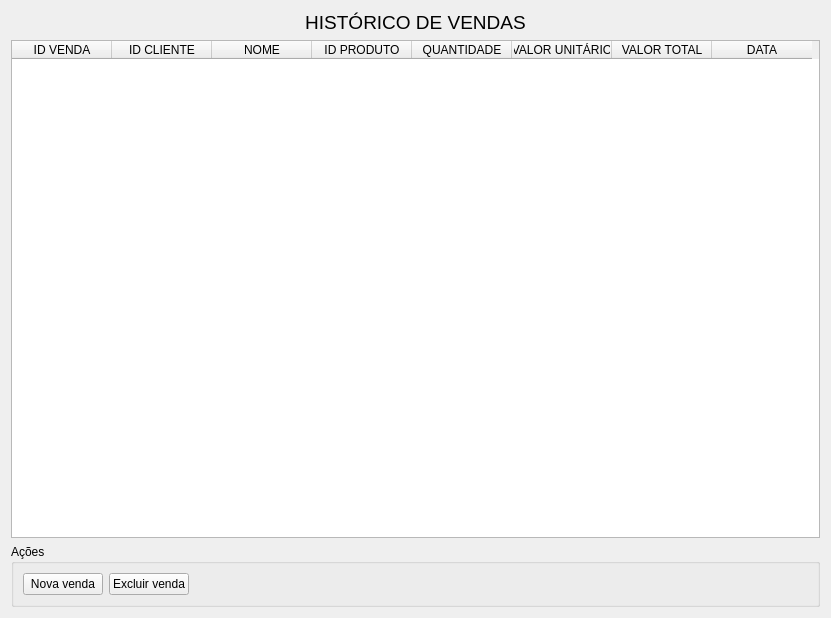
First picture: the form in ui/ui_listavendas.ui, repository mateusangeli/projetoMat-Con, before the edit.
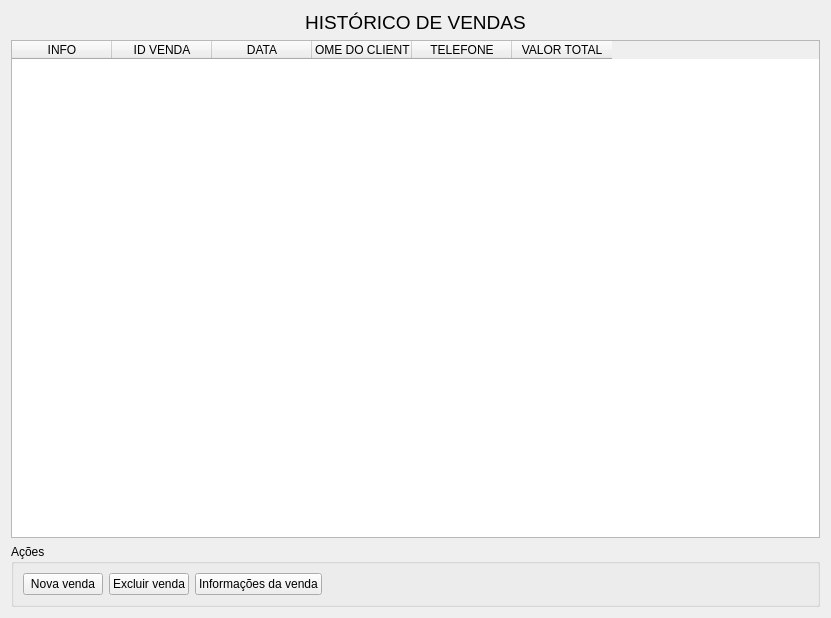
Second picture: the form after the edit.

```diff
--- a/ui/ui_listavendas.ui
+++ b/ui/ui_listavendas.ui
@@ -31,46 +31,36 @@
    </item>
    <item>
     <widget class="QTableWidget" name="tableWidget">
+     <column>
+      <property name="text">
+       <string>INFO</string>
+      </property>
+     </column>
      <column>
       <property name="text">
        <string>ID VENDA</string>
       </property>
      </column>
-     <column>
-      <property name="text">
-       <string>ID CLIENTE</string>
-      </property>
-     </column>
-     <column>
-      <property name="text">
-       <string>NOME</string>
-      </property>
-     </column>
-     <column>
-      <property name="text">
-       <string>ID PRODUTO</string>
-      </property>
-     </column>
-     <column>
-      <property name="text">
-       <string>QUANTIDADE</string>
-      </property>
-     </column>
-     <column>
-      <property name="text">
-       <string>VALOR UNITÁRIO</string>
-      </property>
-     </column>
-     <column>
-      <property name="text">
-       <string>VALOR TOTAL</string>
-      </property>
-     </column>
      <column>
       <property name="text">
        <string>DATA</string>
       </property>
      </column>
+     <column>
+      <property name="text">
+       <string>NOME DO CLIENTE</string>
+      </property>
+     </column>
+     <column>
+      <property name="text">
+       <string>TELEFONE</string>
+      </property>
+     </column>
+     <column>
+      <property name="text">
+       <string>VALOR TOTAL</string>
+      </property>
+     </column>
     </widget>
    </item>
    <item>
@@ -93,6 +83,13 @@
         </property>
        </widget>
       </item>
+      <item>
+       <widget class="QPushButton" name="pushButton">
+        <property name="text">
+         <string>Informações da venda</string>
+        </property>
+       </widget>
+      </item>
       <item>
        <spacer name="horizontalSpacer">
         <property name="orientation">
```
